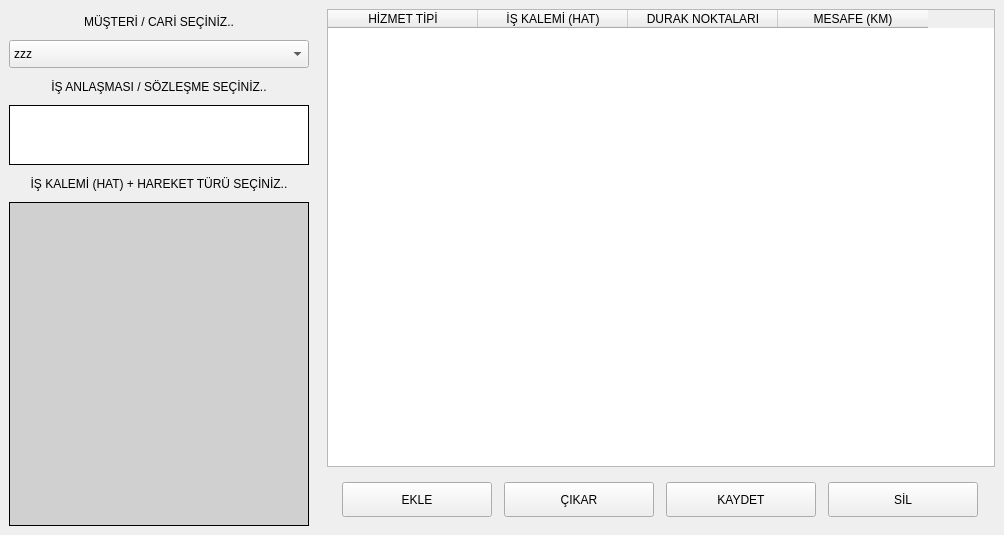
Above: ui/ui_files/routes_window.ui from AyhanErcan70/SATTUP before the change. Below: the same form after it.
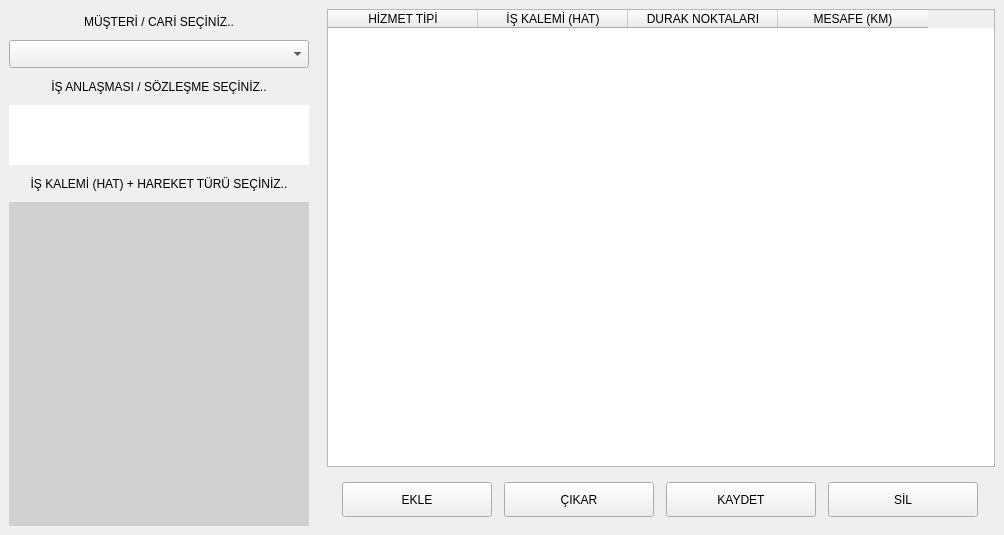
That is the form after the change.

Patch:
```diff
--- a/ui/ui_files/routes_window.ui
+++ b/ui/ui_files/routes_window.ui
@@ -32,10 +32,7 @@
    <item row="0" column="0">
     <widget class="QFrame" name="middle_n_frame">
      <property name="frameShape">
-      <enum>QFrame::Shape::NoFrame</enum>
-     </property>
-     <property name="frameShadow">
-      <enum>QFrame::Shadow::Plain</enum>
+      <enum>QFrame::NoFrame</enum>
      </property>
      <layout class="QGridLayout" name="gridLayout">
       <item row="0" column="0">
@@ -88,11 +85,6 @@
             <height>28</height>
            </size>
           </property>
-          <item>
-           <property name="text">
-            <string>zzz</string>
-           </property>
-          </item>
          </widget>
         </item>
         <item>
@@ -144,10 +136,7 @@
            </size>
           </property>
           <property name="frameShape">
-           <enum>QFrame::Shape::Box</enum>
-          </property>
-          <property name="frameShadow">
-           <enum>QFrame::Shadow::Plain</enum>
+           <enum>QFrame::NoFrame</enum>
           </property>
          </widget>
         </item>
@@ -203,10 +192,7 @@
            <string notr="true">background-color: rgb(208, 208, 208);</string>
           </property>
           <property name="frameShape">
-           <enum>QFrame::Shape::Box</enum>
-          </property>
-          <property name="frameShadow">
-           <enum>QFrame::Shadow::Plain</enum>
+           <enum>QFrame::NoFrame</enum>
           </property>
           <property name="alternatingRowColors">
            <bool>true</bool>
```
Left out of the diff: 28 changed lines with no effect on the pictures.
